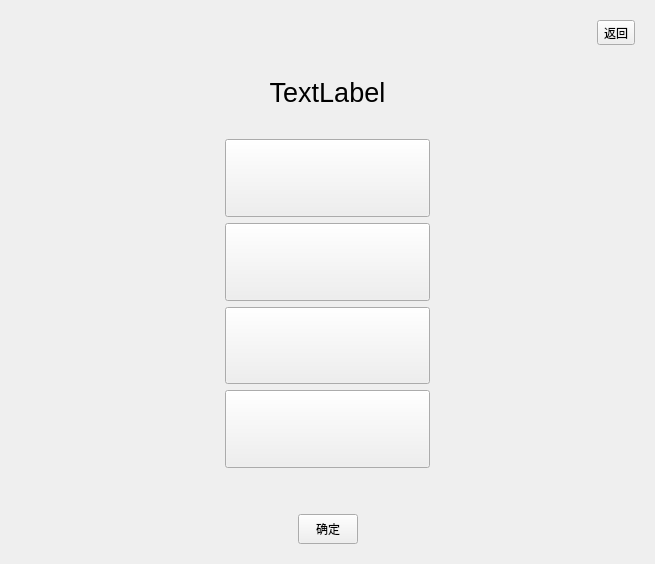
Old version of the form WordLite/learnwidget.ui in the repository Staaaaaaaaar/WordHub.
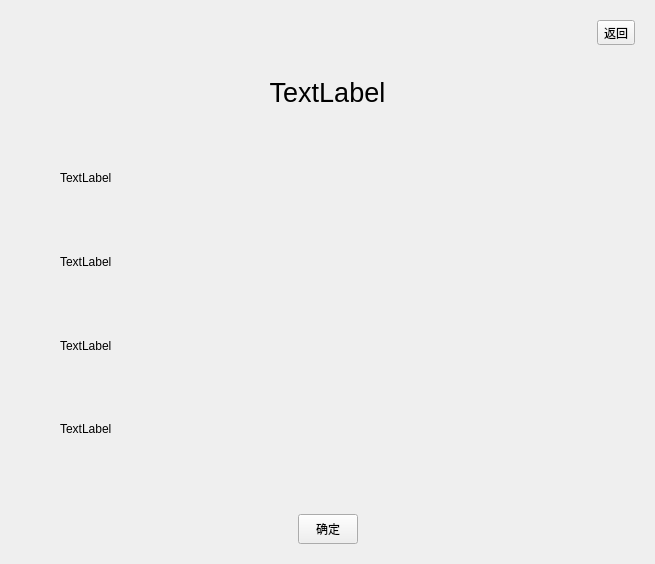
New version of the form.

Patch:
```diff
--- a/WordLite/learnwidget.ui
+++ b/WordLite/learnwidget.ui
@@ -394,6 +394,9 @@
              <property name="orientation">
               <enum>Qt::Orientation::Horizontal</enum>
              </property>
+             <property name="sizeType">
+              <enum>QSizePolicy::Policy::Minimum</enum>
+             </property>
              <property name="sizeHint" stdset="0">
               <size>
                <width>40</width>
@@ -405,66 +408,45 @@
            <item>
             <layout class="QVBoxLayout" name="verticalLayout_5">
              <item>
-              <widget class="QPushButton" name="pushButton_0">
-               <property name="sizePolicy">
-                <sizepolicy hsizetype="Expanding" vsizetype="Expanding">
-                 <horstretch>0</horstretch>
-                 <verstretch>0</verstretch>
-                </sizepolicy>
+              <widget class="QLabel" name="label_0">
+               <property name="mouseTracking">
+                <bool>false</bool>
                </property>
-               <property name="styleSheet">
-                <string notr="true"/>
-               </property>
                <property name="text">
-                <string/>
+                <string>TextLabel</string>
                </property>
+               <property name="wordWrap">
+                <bool>true</bool>
+               </property>
               </widget>
              </item>
              <item>
-              <widget class="QPushButton" name="pushButton_1">
-               <property name="sizePolicy">
-                <sizepolicy hsizetype="Expanding" vsizetype="Expanding">
-                 <horstretch>0</horstretch>
-                 <verstretch>0</verstretch>
-                </sizepolicy>
-               </property>
-               <property name="styleSheet">
-                <string notr="true"/>
-               </property>
+              <widget class="QLabel" name="label_1">
                <property name="text">
-                <string/>
+                <string>TextLabel</string>
                </property>
+               <property name="wordWrap">
+                <bool>true</bool>
+               </property>
               </widget>
              </item>
              <item>
-              <widget class="QPushButton" name="pushButton_2">
-               <property name="sizePolicy">
-                <sizepolicy hsizetype="Expanding" vsizetype="Expanding">
-                 <horstretch>0</horstretch>
-                 <verstretch>0</verstretch>
-                </sizepolicy>
-               </property>
-               <property name="styleSheet">
-                <string notr="true"/>
-               </property>
+              <widget class="QLabel" name="label_2">
                <property name="text">
-                <string/>
+                <string>TextLabel</string>
                </property>
+               <property name="wordWrap">
+                <bool>true</bool>
+               </property>
               </widget>
              </item>
              <item>
-              <widget class="QPushButton" name="pushButton_3">
-               <property name="sizePolicy">
-                <sizepolicy hsizetype="Expanding" vsizetype="Expanding">
-                 <horstretch>0</horstretch>
-                 <verstretch>0</verstretch>
-                </sizepolicy>
-               </property>
-               <property name="styleSheet">
-                <string notr="true"/>
-               </property>
+              <widget class="QLabel" name="label_3">
                <property name="text">
-                <string/>
+                <string>TextLabel</string>
+               </property>
+               <property name="wordWrap">
+                <bool>true</bool>
                </property>
               </widget>
              </item>
@@ -475,6 +457,9 @@
              <property name="orientation">
               <enum>Qt::Orientation::Horizontal</enum>
              </property>
+             <property name="sizeType">
+              <enum>QSizePolicy::Policy::Minimum</enum>
+             </property>
              <property name="sizeHint" stdset="0">
               <size>
                <width>40</width>
```
